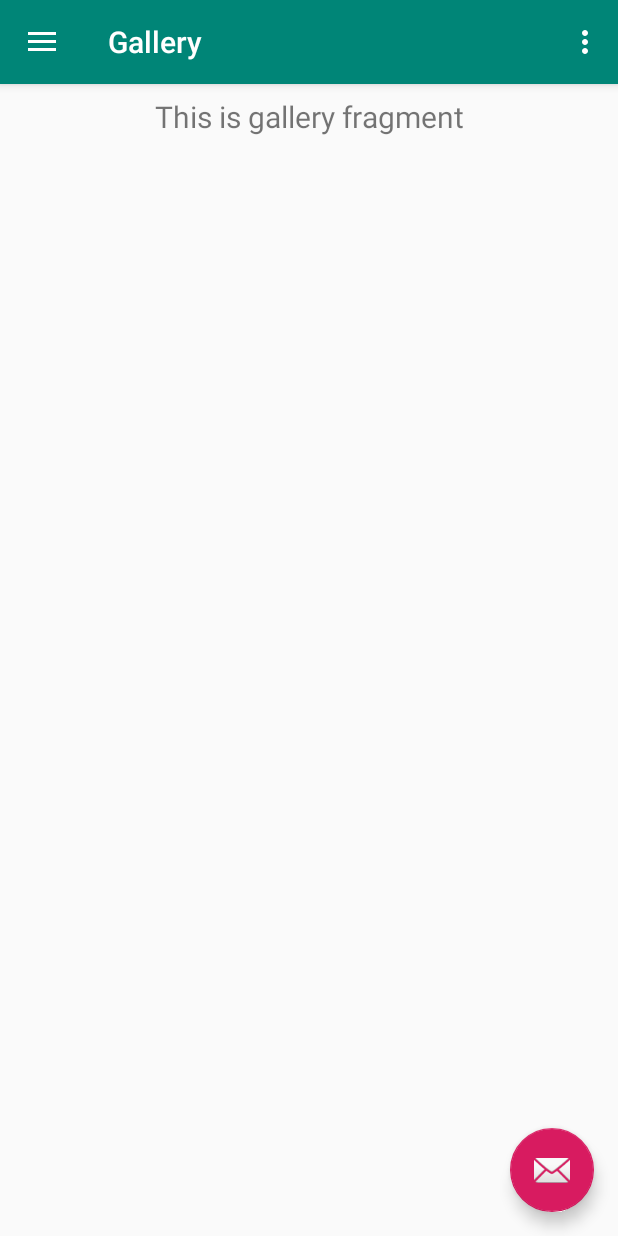
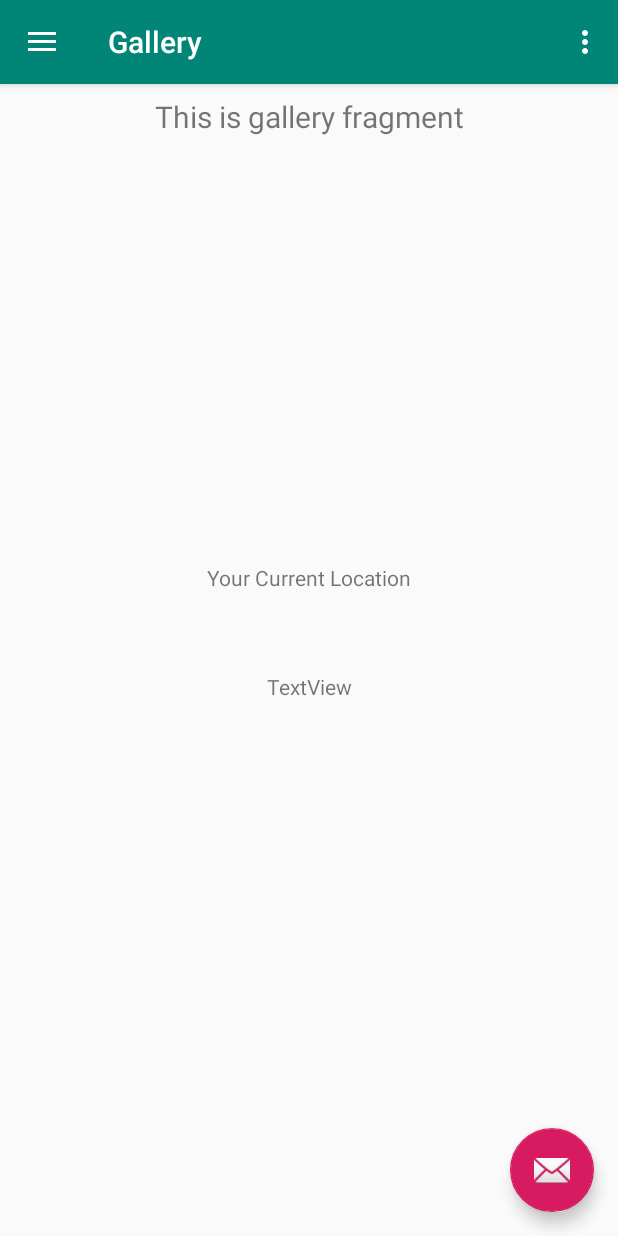
Before and after one commit to ValdesChe/SmoothSwitch, an Android app: the screen it shows after launch (MainActivity), in the side drawer, after a tap on "Gallery", on a phone screen of 412 x 824 dp. Run offline under Robolectric (Android 15) with nearby library versions, the phone set to English and light mode, and no system bars; our stand-ins replace navigation-ui.

Commit message:
fetch phone location in bg task

```diff
--- a/app/build.gradle
+++ b/app/build.gradle
@@ -26,6 +26,7 @@ android {
 dependencies {
     implementation fileTree(dir: 'libs', include: ['*.jar'])
     implementation 'androidx.appcompat:appcompat:1.0.2'
+    implementation 'com.google.android.gms:play-services-location:17.0.0'
     implementation 'com.google.android.material:material:1.0.0'
     implementation 'androidx.constraintlayout:constraintlayout:1.1.3'
     implementation 'androidx.navigation:navigation-fragment:2.0.0'
--- a/app/src/main/AndroidManifest.xml
+++ b/app/src/main/AndroidManifest.xml
@@ -1,6 +1,9 @@
 <?xml version="1.0" encoding="utf-8"?>
 <manifest xmlns:android="http://schemas.android.com/apk/res/android"
     package="com.smoothswitch">
+    <uses-permission android:name="android.permission.ACCESS_FINE_LOCATION" />
+    <uses-permission android:name="android.permission. ACCESS_COARSE_LOCATION" />
+    <uses-permission android:name="android.permission.INTERNET" />
 
     <application
         android:allowBackup="true"
@@ -8,7 +11,8 @@
         android:label="@string/app_name"
         android:roundIcon="@mipmap/ic_launcher_round"
         android:supportsRtl="true"
-        android:theme="@style/AppTheme">
+        android:theme="@style/AppTheme"
+        android:name="com.smoothswitch.MyApp">
         <activity
             android:name=".MainActivity"
             android:label="@string/app_name"
--- a/app/src/main/java/com/smoothswitch/MainActivity.java
+++ b/app/src/main/java/com/smoothswitch/MainActivity.java
@@ -1,25 +1,19 @@
 package com.smoothswitch;
 
 import android.os.Bundle;
+import android.view.Menu;
 
-import com.google.android.material.floatingactionbutton.FloatingActionButton;
-import com.google.android.material.snackbar.Snackbar;
-
-import android.view.View;
-
+import androidx.appcompat.app.AppCompatActivity;
+import androidx.appcompat.widget.Toolbar;
+import androidx.drawerlayout.widget.DrawerLayout;
 import androidx.navigation.NavController;
 import androidx.navigation.Navigation;
 import androidx.navigation.ui.AppBarConfiguration;
 import androidx.navigation.ui.NavigationUI;
 
+import com.google.android.material.floatingactionbutton.FloatingActionButton;
 import com.google.android.material.navigation.NavigationView;
-
-import androidx.drawerlayout.widget.DrawerLayout;
-
-import androidx.appcompat.app.AppCompatActivity;
-import androidx.appcompat.widget.Toolbar;
-
-import android.view.Menu;
+import com.google.android.material.snackbar.Snackbar;
 
 public class MainActivity extends AppCompatActivity {
 
@@ -32,13 +26,8 @@ public class MainActivity extends AppCompatActivity {
         Toolbar toolbar = findViewById(R.id.toolbar);
         setSupportActionBar(toolbar);
         FloatingActionButton fab = findViewById(R.id.fab);
-        fab.setOnClickListener(new View.OnClickListener() {
-            @Override
-            public void onClick(View view) {
-                Snackbar.make(view, "Replace with your own action", Snackbar.LENGTH_LONG)
-                        .setAction("Action", null).show();
-            }
-        });
+        fab.setOnClickListener(view -> Snackbar.make(view, "Replace with your own action", Snackbar.LENGTH_LONG)
+                .setAction("Action", null).show());
         DrawerLayout drawer = findViewById(R.id.drawer_layout);
         NavigationView navigationView = findViewById(R.id.nav_view);
         // Passing each menu ID as a set of Ids because each
--- /dev/null
+++ b/app/src/main/java/com/smoothswitch/MyApp.java
@@ -0,0 +1,18 @@
+package com.smoothswitch;
+
+import android.app.Application;
+import android.content.Context;
+
+public class MyApp extends Application {
+
+    private static Context context;
+
+    public void onCreate() {
+        super.onCreate();
+        MyApp.context = getApplicationContext();
+    }
+
+    public static Context getAppContext() {
+        return MyApp.context;
+    }
+}
--- /dev/null
+++ b/app/src/main/java/com/smoothswitch/helper/LocationHelper.java
@@ -0,0 +1,74 @@
+package com.smoothswitch.helper;
+
+import android.location.Location;
+import android.os.Looper;
+import android.util.Log;
+
+import com.google.android.gms.location.FusedLocationProviderClient;
+import com.google.android.gms.location.LocationCallback;
+import com.google.android.gms.location.LocationRequest;
+import com.google.android.gms.location.LocationResult;
+import com.google.android.gms.location.LocationServices;
+import com.google.android.gms.location.LocationSettingsRequest;
+import com.smoothswitch.MyApp;
+
+
+public class LocationHelper {
+
+    private static final LocationHelper instance = new LocationHelper();
+
+    private static final String TAG = LocationHelper.class.getSimpleName();
+
+    private FusedLocationProviderClient mFusedLocationClient;
+    private LocationCallback locationCallback;
+    private LocationSettingsRequest locationSettingsRequest;
+    private Workable<GPSPoint> workable;
+
+    private static final long UPDATE_INTERVAL_IN_MILLISECONDS = 1000;
+    private static final long FASTEST_UPDATE_INTERVAL_IN_MILLISECONDS = 1000;
+
+    private LocationHelper() {
+        LocationRequest locationRequest = new LocationRequest();
+        locationRequest.setInterval(UPDATE_INTERVAL_IN_MILLISECONDS);
+        locationRequest.setFastestInterval(FASTEST_UPDATE_INTERVAL_IN_MILLISECONDS);
+        locationRequest.setPriority(LocationRequest.PRIORITY_HIGH_ACCURACY);
+
+        LocationSettingsRequest.Builder builder = new LocationSettingsRequest.Builder();
+        builder.addLocationRequest(locationRequest);
+        this.locationSettingsRequest = builder.build();
+
+        this.locationCallback = new LocationCallback() {
+            @Override
+            public void onLocationResult(LocationResult locationResult) {
+                super.onLocationResult(locationResult); // why? this. is. retarded. Android.
+                Location currentLocation = locationResult.getLastLocation();
+
+                GPSPoint gpsPoint = new GPSPoint(currentLocation.getLatitude(), currentLocation.getLongitude());
+                Log.i(TAG, "Location Callback results: " + gpsPoint);
+                if (null != workable)
+                    workable.work(gpsPoint);
+            }
+        };
+        this.mFusedLocationClient = LocationServices.getFusedLocationProviderClient(MyApp.getAppContext());
+        this.mFusedLocationClient.requestLocationUpdates(locationRequest,
+                this.locationCallback, Looper.myLooper());
+    }
+
+    public static LocationHelper instance() {
+        return instance;
+    }
+
+    public void onChange(Workable<GPSPoint> workable) {
+        this.workable = workable;
+    }
+
+    public LocationSettingsRequest getLocationSettingsRequest() {
+        return this.locationSettingsRequest;
+    }
+
+    public void stop() {
+        Log.i(TAG, "stop() Stopping location tracking");
+        this.mFusedLocationClient.removeLocationUpdates(this.locationCallback);
+    }
+
+}
--- a/app/src/main/java/com/smoothswitch/RingerMode.java
+++ b/app/src/main/java/com/smoothswitch/helper/RingerMode.java
@@ -1,4 +1,4 @@
-package com.smoothswitch;
+package com.smoothswitch.helper;
 
 //enum RingerMode
 public enum RingerMode {
--- a/app/src/main/java/com/smoothswitch/RingerModeManager.java
+++ b/app/src/main/java/com/smoothswitch/helper/RingerModeManager.java
@@ -1,4 +1,4 @@
-package com.smoothswitch;
+package com.smoothswitch.helper;
 
 import android.app.Activity;
 import android.content.Context;
--- /dev/null
+++ b/app/src/main/java/com/smoothswitch/helper/Workable.java
@@ -0,0 +1,6 @@
+package com.smoothswitch.helper;
+
+public interface Workable<T> {
+
+    void work(T t);
+}
--- a/app/src/main/java/com/smoothswitch/ui/gallery/GalleryFragment.java
+++ b/app/src/main/java/com/smoothswitch/ui/gallery/GalleryFragment.java
@@ -6,30 +6,35 @@ import android.view.View;
 import android.view.ViewGroup;
 import android.widget.TextView;
 
-import androidx.annotation.Nullable;
 import androidx.annotation.NonNull;
 import androidx.fragment.app.Fragment;
-import androidx.lifecycle.Observer;
 import androidx.lifecycle.ViewModelProviders;
 
 import com.smoothswitch.R;
+import com.smoothswitch.helper.GPSPoint;
+import com.smoothswitch.helper.LocationHelper;
+import com.smoothswitch.helper.Workable;
 
-public class GalleryFragment extends Fragment {
+public class GalleryFragment extends Fragment implements Workable<GPSPoint> {
 
     private GalleryViewModel galleryViewModel;
+    private TextView latLongView;
 
     public View onCreateView(@NonNull LayoutInflater inflater,
                              ViewGroup container, Bundle savedInstanceState) {
         galleryViewModel =
                 ViewModelProviders.of(this).get(GalleryViewModel.class);
         View root = inflater.inflate(R.layout.fragment_gallery, container, false);
+
+        latLongView = root.findViewById(R.id.latLongView);
+        LocationHelper.instance().onChange(this);
         final TextView textView = root.findViewById(R.id.text_gallery);
-        galleryViewModel.getText().observe(this, new Observer<String>() {
-            @Override
-            public void onChanged(@Nullable String s) {
-                textView.setText(s);
-            }
-        });
+        galleryViewModel.getText().observe(this, textView::setText);
         return root;
     }
+
+    @Override
+    public void work(GPSPoint gpsPoint) {
+        latLongView.setText(gpsPoint.toString());
+    }
 }
--- a/app/src/main/java/com/smoothswitch/ui/home/HomeFragment.java
+++ b/app/src/main/java/com/smoothswitch/ui/home/HomeFragment.java
@@ -12,13 +12,12 @@ import androidx.fragment.app.Fragment;
 import androidx.lifecycle.ViewModelProviders;
 
 import com.smoothswitch.R;
-import com.smoothswitch.RingerMode;
-import com.smoothswitch.RingerModeManager;
+import com.smoothswitch.helper.RingerMode;
+import com.smoothswitch.helper.RingerModeManager;
 
 public class HomeFragment extends Fragment {
 
     private RingerModeManager soundModeManager;
-
     private HomeViewModel homeViewModel;
     private Button silent, normal, vibrate;
 
@@ -30,19 +29,13 @@ public class HomeFragment extends Fragment {
         silent = root.findViewById(R.id.silentModeButton);
         normal = root.findViewById(R.id.ringerModeButton);
         vibrate = root.findViewById(R.id.vibrateModeButton);
-//        final TextView textView = root.findViewById(R.id.text_home);
         soundModeManager = new RingerModeManager(getActivity());
-
         silent.setOnClickListener(v -> soundModeManager.setRingerMode(RingerMode.SILENT));
         normal.setOnClickListener(v -> soundModeManager.setRingerMode(RingerMode.NORMAL));
         vibrate.setOnClickListener(v -> {
             soundModeManager.setRingerMode(RingerMode.VIBRATE);
             Toast.makeText(getContext(), "VIBRATE", Toast.LENGTH_SHORT).show();
         });
-
-        homeViewModel.getText().observe(this, s -> {
-//                textView.setText(s);
-        });
         return root;
     }
 }
--- a/app/src/main/res/layout/fragment_gallery.xml
+++ b/app/src/main/res/layout/fragment_gallery.xml
@@ -1,8 +1,20 @@
 <?xml version="1.0" encoding="utf-8"?>
 <androidx.constraintlayout.widget.ConstraintLayout xmlns:android="http://schemas.android.com/apk/res/android"
     xmlns:app="http://schemas.android.com/apk/res-auto"
+    xmlns:tools="http://schemas.android.com/tools"
     android:layout_width="match_parent"
     android:layout_height="match_parent">
+
+    <TextView
+        android:id="@+id/latLongView"
+        android:layout_width="0dp"
+        android:layout_height="wrap_content"
+        android:text="TextView"
+        android:textAlignment="center"
+        app:layout_constraintBottom_toBottomOf="parent"
+        app:layout_constraintEnd_toEndOf="parent"
+        app:layout_constraintStart_toStartOf="parent"
+        app:layout_constraintTop_toBottomOf="@+id/text_gallery" />
 
     <TextView
         android:id="@+id/text_gallery"
@@ -16,4 +28,14 @@
         app:layout_constraintEnd_toEndOf="parent"
         app:layout_constraintStart_toStartOf="parent"
         app:layout_constraintTop_toTopOf="parent" />
+
+    <TextView
+        android:id="@+id/textView2"
+        android:layout_width="wrap_content"
+        android:layout_height="wrap_content"
+        android:layout_marginBottom="53dp"
+        android:text="Your Current Location"
+        app:layout_constraintBottom_toTopOf="@+id/latLongView"
+        app:layout_constraintEnd_toEndOf="parent"
+        app:layout_constraintStart_toStartOf="parent" />
 </androidx.constraintlayout.widget.ConstraintLayout>
```
Also changed, not shown: app/src/main/java/com/smoothswitch/PhoneLocationManager.java (deleted, +0 -15 lines), app/src/main/java/com/smoothswitch/helper/GPSPoint.java (added, +37 -0 lines), app/src/main/java/com/smoothswitch/ui/share/ShareFragment.java (+2 -8 lines), app/src/main/res/layout/fragment_home.xml (+12 -1 lines), app/src/main/res/layout/fragment_share.xml (+11 -0 lines).
